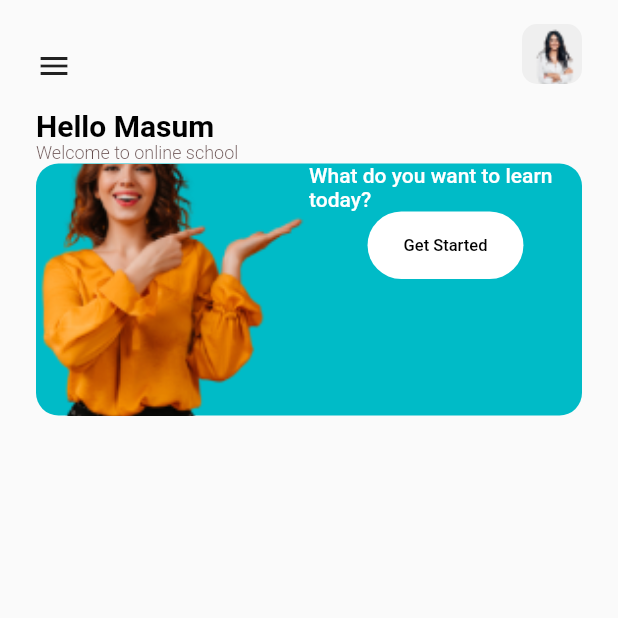
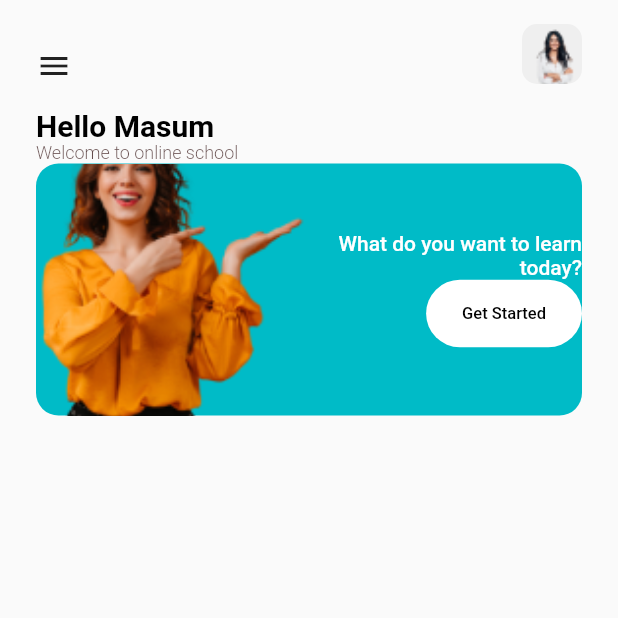
Before and after one commit to romofel/flutter-ui_practice-online_school, a Flutter app: the screen it shows after launch, on a phone screen of 412 x 824 dp, the top half of it. Run offline on Flutter 3.47's test engine with Material 2 defaults, Android fonts, the phone set to English and light mode, and no system bars; our stand-ins replace google_fonts.

Commit message:
Update alignments
In text column we main align to the center and cross align to the end.
Also make header right aligned.

```diff
--- a/lib/screens/home_screen.dart
+++ b/lib/screens/home_screen.dart
@@ -74,9 +74,12 @@ class HomeScreen extends StatelessWidget {
                     ),
                     Expanded(
                       child: Column(
+                        mainAxisAlignment: MainAxisAlignment.center,
+                        crossAxisAlignment: CrossAxisAlignment.end,
                         children: [
                           Text(
                             'What do you want to learn today?',
+                            textAlign: TextAlign.right,
                             style: GoogleFonts.lexendExa(
                               color: Colors.white,
                               fontSize: 14,
```
